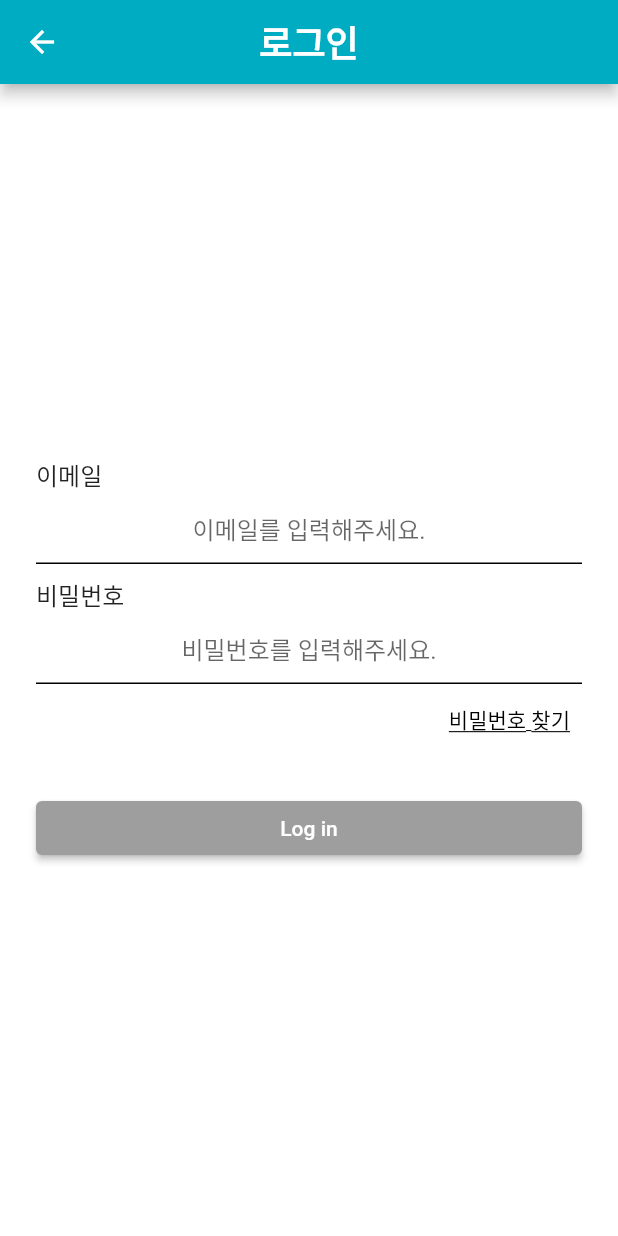
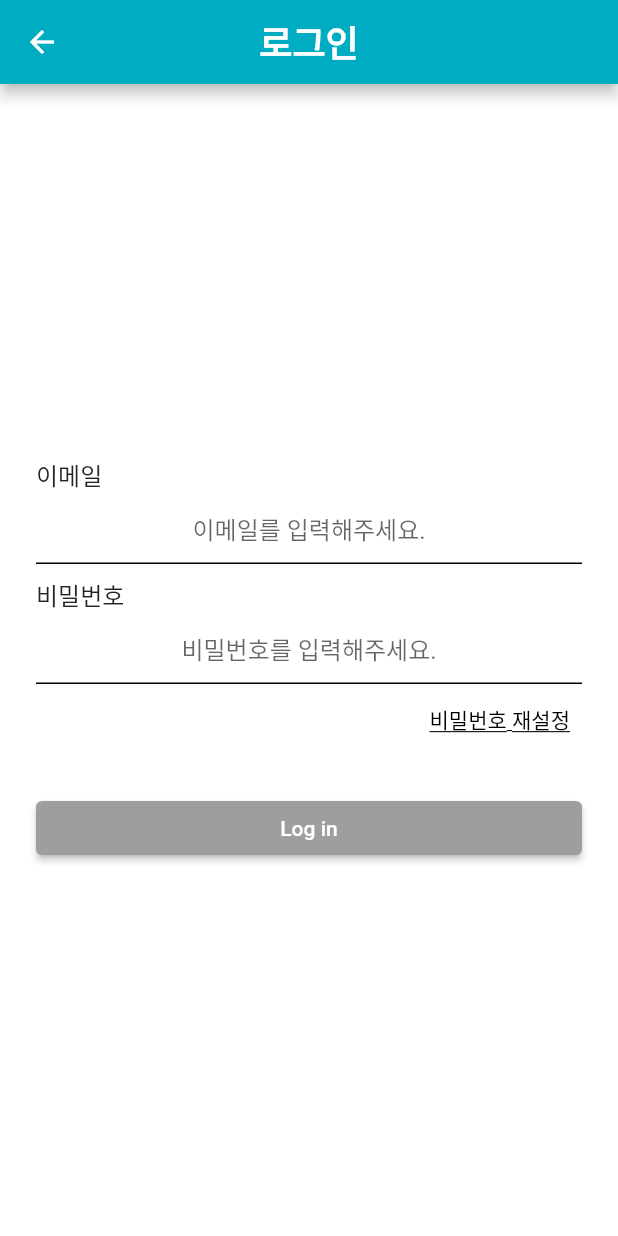
Before and after one commit to akdlcnd0994/flutterDEBG, a Flutter app: the LoginScreen screen opened directly, after a tap on "Log in", on a phone screen of 412 x 824 dp. Run offline on Flutter 3.47's test engine with Material 2 defaults, Android fonts, the phone set to English and light mode, and no system bars; our stand-ins replace cloud_firestore, date_format, firebase_auth, firebase_core, flutter_blue_plus, image_picker and 3 more; missing offline and left inert: dart:ffi, flutter_bluetooth_serial_ble; accounts and stored records are empty; network calls fail.

Commit message:
비밀번호 재설정, home 닉네임 설정

```diff
--- a/lib/screens/login/find_password_screen.dart
+++ b/lib/screens/login/find_password_screen.dart
@@ -4,21 +4,26 @@ import 'package:flutter/material.dart';
 import 'package:medicalapp/screens/login/chat_screen.dart';
 import 'package:medicalapp/widget/navigation_screen.dart';
 
-class LoginScreen extends StatefulWidget {
+class findPasswordScreen extends StatefulWidget {
   static String id = "login_screen";
 
-  const LoginScreen({super.key});
+  const findPasswordScreen({super.key});
 
   @override
-  LoginScreenState createState() => LoginScreenState();
+  findPasswordScreenState createState() => findPasswordScreenState();
 }
 
-class LoginScreenState extends State<LoginScreen> {
-  List<bool> checkList = [false, false];
+class findPasswordScreenState extends State<findPasswordScreen> {
+  bool checkEmail = false;
   bool showSpinner = false;
   String email = '';
   String password = '';
   final FirebaseAuth _auth = FirebaseAuth.instance;
+
+  @override
+  Future<void> resetPassword(String email) async {
+    await _auth.sendPasswordResetEmail(email: email);
+  }
 
   @override
   Widget build(BuildContext context) {
@@ -27,7 +32,7 @@ class LoginScreenState extends State<LoginScreen> {
         centerTitle: true,
         backgroundColor: Colors.cyan[600],
         title: const Text(
-          '로그인',
+          '비밀번호 변경',
           style: TextStyle(fontSize: 24, fontWeight: FontWeight.w600),
         ),
         actions: const <Widget>[],
@@ -36,11 +41,14 @@ class LoginScreenState extends State<LoginScreen> {
       body: Padding(
         padding: const EdgeInsets.symmetric(horizontal: 24.0),
         child: Column(
-          mainAxisAlignment: MainAxisAlignment.center,
+          mainAxisAlignment: MainAxisAlignment.start,
           crossAxisAlignment: CrossAxisAlignment.stretch,
           children: <Widget>[
+            const SizedBox(
+              height: 100,
+            ),
             const Text(
-              "이메일",
+              "본인 이메일",
               style: TextStyle(fontSize: 16, fontWeight: FontWeight.w500),
             ),
             TextField(
@@ -49,48 +57,13 @@ class LoginScreenState extends State<LoginScreen> {
               onChanged: (value) {
                 setState(() {
                   email = value;
-                  checkList[0] = true;
+                  checkEmail = true;
                 });
               },
               decoration: const InputDecoration(
                 enabledBorder: UnderlineInputBorder(),
                 hintText: "이메일를 입력해주세요.",
               ),
-            ),
-            const SizedBox(
-              height: 8.0,
-            ),
-            const Text(
-              "비밀번호",
-              style: TextStyle(fontSize: 16, fontWeight: FontWeight.w500),
-            ),
-            TextField(
-              textAlign: TextAlign.center,
-              obscureText: true,
-              onChanged: (value) {
-                setState(() {
-                  password = value;
-                  checkList[1] = true;
-                });
-              },
-              decoration: const InputDecoration(
-                enabledBorder: UnderlineInputBorder(),
-                hintText: "비밀번호를 입력해주세요.",
-              ),
-            ),
-            Row(
-              mainAxisAlignment: MainAxisAlignment.end,
-              children: [
-                TextButton(
-                  onPressed: () {},
-                  child: const Text(
-                    '비밀번호 찾기',
-                    style: TextStyle(
-                        color: Colors.black,
-                        decoration: TextDecoration.underline),
-                  ),
-                ),
-              ],
             ),
             const SizedBox(
               height: 24.0,
@@ -105,42 +78,16 @@ class LoginScreenState extends State<LoginScreen> {
                           .primary
                           .withOpacity(0.5);
                     }
-                    return checkList[0] && checkList[1]
+                    return checkEmail
                         ? const Color.fromRGBO(0, 172, 193, 1)
                         : Colors.grey;
                   },
                 ),
               ),
-              child: const Text('Log in'),
-              onPressed: () async {
-                setState(() {
-                  showSpinner = true;
-                });
-                //Login to existing account
-                try {
-                  await _auth
-                      .signInWithEmailAndPassword(
-                          email: email, password: password)
-                      .then((value) {
-                    setState(() {
-                      showSpinner = false;
-                    });
-                    Navigator.push(
-                      context,
-                      MaterialPageRoute(
-                        builder: (context) => const NavigationScreen(),
-                      ),
-                    );
-                    return value;
-                  });
-                } on FirebaseAuthException catch (e) {
-                  if (e.code == 'user-not-found') {
-                    print('등록되지 않은 이메일입니다');
-                  } else if (e.code == 'wrong-password') {
-                    print('비밀번호가 틀렸습니다');
-                  } else {
-                    print(e.code);
-                  }
+              child: const Text('비밀번호 재설정 메일전송'),
+              onPressed: () {
+                if (email.isNotEmpty) {
+                  resetPassword(email);
                 }
               },
             ),
--- a/lib/screens/login/login_screen.dart
+++ b/lib/screens/login/login_screen.dart
@@ -2,6 +2,7 @@ import 'package:firebase_auth/firebase_auth.dart';
 
 import 'package:flutter/material.dart';
 import 'package:medicalapp/screens/login/chat_screen.dart';
+import 'package:medicalapp/screens/login/find_password_screen.dart';
 import 'package:medicalapp/widget/navigation_screen.dart';
 
 class LoginScreen extends StatefulWidget {
@@ -82,9 +83,15 @@ class LoginScreenState extends State<LoginScreen> {
               mainAxisAlignment: MainAxisAlignment.end,
               children: [
                 TextButton(
-                  onPressed: () {},
+                  onPressed: () {
+                    Navigator.push(
+                      context,
+                      MaterialPageRoute(
+                          builder: (context) => const findPasswordScreen()),
+                    );
+                  },
                   child: const Text(
-                    '비밀번호 찾기',
+                    '비밀번호 재설정',
                     style: TextStyle(
                         color: Colors.black,
                         decoration: TextDecoration.underline),
--- a/lib/screens/login/registration_screen.dart
+++ b/lib/screens/login/registration_screen.dart
@@ -30,6 +30,7 @@ class _RegistrationScreenState extends State<RegistrationScreen> {
     false,
     false,
   ];
+
   List<String> questionList = [
     '---- 질문을 선택해주세요 ----',
     '가장 좋아하는 것은?',
@@ -40,6 +41,7 @@ class _RegistrationScreenState extends State<RegistrationScreen> {
     '가장 좋아하는 계절은?',
     '감명깊게 본 영화 제목은?',
   ];
+
   DateTime _selectedDate = DateTime.now();
   bool showSpinner = false;
   String _email = '';
@@ -125,7 +127,7 @@ class _RegistrationScreenState extends State<RegistrationScreen> {
                   },
                   decoration: const InputDecoration(
                     enabledBorder: UnderlineInputBorder(),
-                    hintText: "비밀번호를 입력해주세요.",
+                    hintText: "비밀번호를 입력해주세요.(6자리이상)",
                   ),
                 ),
                 const Text(
```
Also changed, not shown: lib/screens/home_screen.dart (+12 -4 lines).
